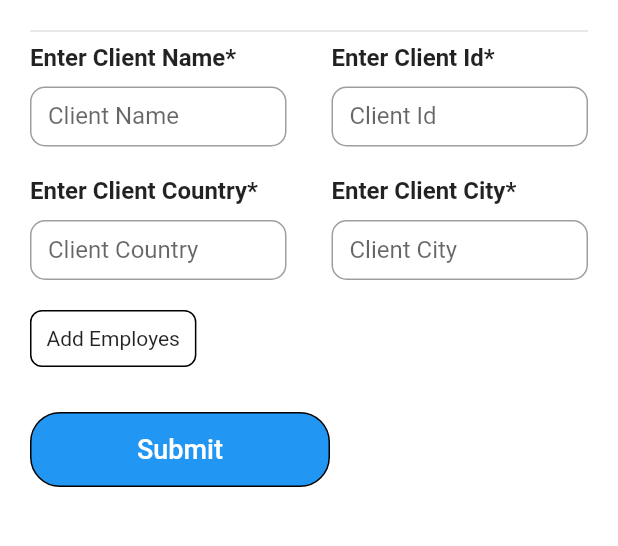
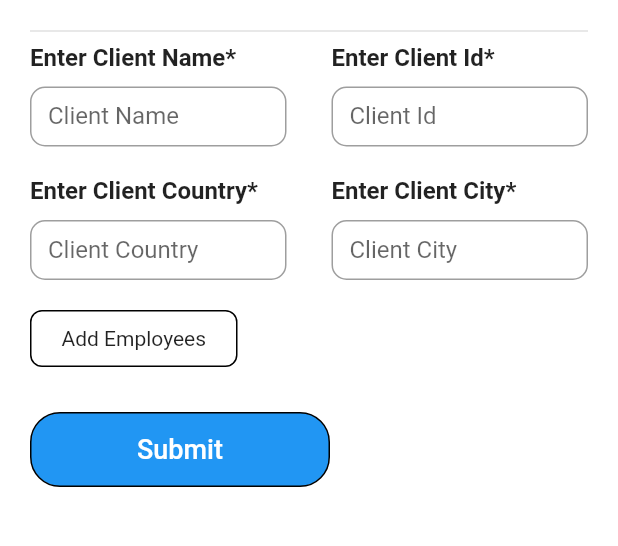
Before and after one commit to atharvabhagwat007/Smart_attendee_web, a Flutter app: the AddClientScreen screen opened directly, after a tap on "Submit", on a phone screen of 412 x 824 dp, the part 83-629 px from its top. Run offline on Flutter 3.47's test engine with Material 2 defaults, Android fonts, the phone set to English and light mode, and no system bars; our stand-ins replace dio, firebase_auth, firebase_core, firebase_storage, flutter_screenutil, go_router and 1 more; accounts and stored records are empty; network calls fail.

```diff
--- a/lib/admin_console/add_client_screen.dart
+++ b/lib/admin_console/add_client_screen.dart
@@ -1,6 +1,7 @@
 import 'package:flutter/material.dart';
 
 import 'package:provider/provider.dart';
+import 'package:smart_attendee/admin_console/admin_console.dart.dart';
 import 'package:smart_attendee/admin_console/providers/add_client_provider.dart';
 
 import 'package:smart_attendee/admin_console/providers/get_all_employees.dart';
@@ -55,53 +56,43 @@ class _AddClientScreenState extends State<AddClientScreen> {
                 const SizedBox(
                   height: 30,
                 ),
-                InkWell(
+                Consumer<AddClientProvider>(
+                  builder: (context, value, child) => InkWell(
                     onTap: () {
                       if (_clientIdController.text.isEmpty ||
                           _clientLocationController.text.isEmpty ||
                           _clientNameController.text.isEmpty ||
-                        _clientSubLocationController.text.isEmpty) {
+                          _clientSubLocationController.text.isEmpty ||
+                          value.selectedEmployee.isEmpty) {
                         ScaffoldMessenger.of(context).showSnackBar(
                           const SnackBar(
                             content: SizedBox(
                               height: 20,
-                            child:
-                                Center(child: Text("Please enter all fields")),
+                              child: Center(
+                                  child: Text("Please enter all fields")),
                             ),
                           ),
                         );
                       } else {
-                      // context
-                      //     .read<AddEmployeeProvider>()
-                      //     .addEmoplyee(
-                      //         empId: _empIdController.text,
-                      //         empMail: _empEmailController.text,
-                      //         empPassword: _empPasswordController.text,
-                      //         webImage: webImage,
-                      //         context: context,
-                      //         empPhotoUrl:
-                      //             "https://firebasestorage.googleapis.com/v0/b/tusharproject-740b6.appspot.com/o/gfg.jpg?alt=media&token=cb42a4a6-a167-41c9-a716-11d020ffed12",
-                      //         empName:
-                      //             "${_firstNameController.text} ${_lastNameController.text}",
-                      //         empShift: dropdownValue)
-                      //     .then((value) {
-                      //   if (value == "true") {
-                      //     // Navigator.pop(context);
-                      //     Navigator.pushAndRemoveUntil(
-                      //         context,
-                      //         MaterialPageRoute(
-                      //             builder: (_) => ChangeNotifierProvider(
-                      //                   create: (context) =>
-                      //                       GetAllEmployeeProvider(),
-                      //                   child: AdminConsole(),
-                      //                 )),
-                      //         (route) => false);
-                      //   }
-                      // });
+                        value.addClient(
+                            context: context,
+                            adminId: "",
+                            clientCity: _clientSubLocationController.text,
+                            clientCountry: _clientLocationController.text,
+                            clientId: _clientIdController.text,
+                            clientName: _clientNameController.text,
+                            employeeList: [] //TODO ADDING LIST FROM PROVIDER
+                            ).then((value) {
+                          if (value == "true") {
+                            // Navigator.pop(context);
+                            print("added");
+                          }
+                        });
                       }
                     },
                     child: SubmitButton(
                       title: "Submit",
+                    ),
                   ),
                 )
               ],
@@ -188,8 +179,8 @@ class _AddClientScreenState extends State<AddClientScreen> {
         decoration: BoxDecoration(
             border: Border.all(), borderRadius: BorderRadius.circular(8)),
         child: const Padding(
-          padding: EdgeInsets.all(10),
-          child: Text("Add Employes"),
+          padding: EdgeInsets.symmetric(horizontal: 20, vertical: 10),
+          child: Text("Add Employees"),
         ),
       ),
     );
```
Also changed, not shown: lib/admin_console/providers/add_client_provider.dart (+40 -1 lines). Lines whose indentation alone changed are shown as unchanged.
